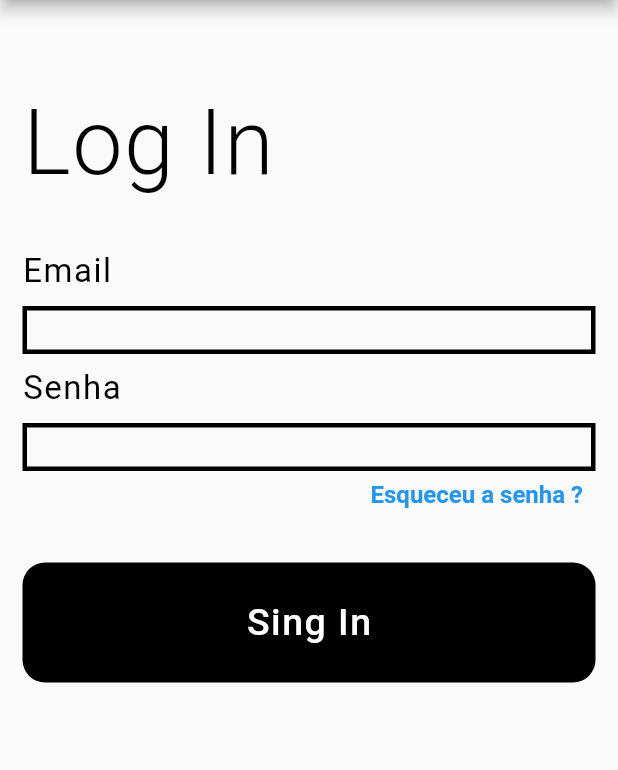
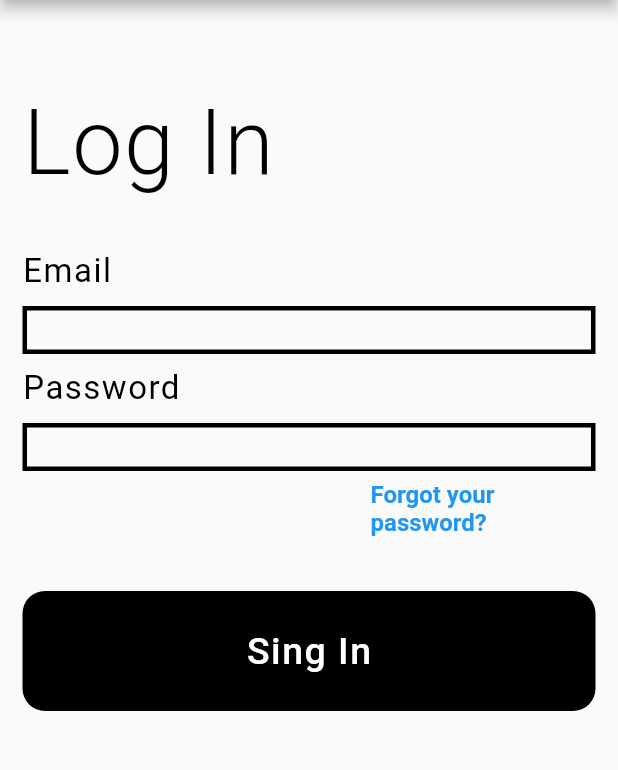
Before and after one commit to Jessicapereirac/INF1300-Desenvolvimento-Mobile, a Flutter app: the screen it shows after launch, on a phone screen of 412 x 824 dp, the part 84-854 px from its top. Run offline on Flutter 3.47's test engine with Material 2 defaults, Android fonts, the phone set to English and light mode, and no system bars.

Commit message:
comeco da internacionalizacao

```diff
--- /dev/null
+++ b/disciplina/at_home/lib/l10n/intl_en.arb
@@ -0,0 +1,6 @@
+{
+  "login" : "Log In",
+  "senha" :  "Password",
+  "entrar" : "Sing In",
+  "esqsenha" : "Forgot your password?"
+}
--- /dev/null
+++ b/disciplina/at_home/lib/l10n/intl_es.arb
@@ -0,0 +1,6 @@
+{
+  "login" : "Log In",
+  "senha" :  "Senha",
+  "entrar" : "Inscrever-se",
+  "esqsenha" : "Esqueceu a senha ?"
+}
--- /dev/null
+++ b/disciplina/at_home/lib/l10n/intl_pt_BR.arb
@@ -0,0 +1,6 @@
+{
+  "login" : "Log In",
+  "senha" :  "Senha",
+  "entrar" : "Inscrever-se",
+  "esqsenha" : "Esqueceu a senha ?"
+}
--- a/disciplina/at_home/lib/login.dart
+++ b/disciplina/at_home/lib/login.dart
@@ -2,6 +2,8 @@
 
 import 'package:com/Navigation.dart';
 import 'package:flutter/material.dart';
+
+import 'generated/l10n.dart';
 
 class login extends StatefulWidget {
   @override
@@ -35,7 +37,7 @@ class _loginState extends State<login> {
           children: <Widget>[
             Padding(
               padding: EdgeInsets.only(top: 60,bottom: 28),
-              child: Text("Log In",
+              child: Text(S.of(context).login,
 
                 style: TextStyle(
                   color: Colors.black,
@@ -93,7 +95,7 @@ class _loginState extends State<login> {
                     ),
                   ),
                   Padding(padding: EdgeInsets.only(top:10, bottom: 10),
-                    child: Text("Senha",
+                    child: Text(S.of(context).senha,
                       style: TextStyle(
                         color: Colors.black,
                         fontFamily: 'Roboto',
@@ -134,7 +136,7 @@ class _loginState extends State<login> {
                   GestureDetector(
                     child:
                     Padding(padding: EdgeInsets.only(top: 6, left: 232),
-                      child: Text("Esqueceu a senha ?",
+                      child: Text(S.of(context).esqsenha,
                         style: TextStyle(
                           color: Colors.blue,
                           fontFamily: 'Roboto',
@@ -161,8 +163,7 @@ class _loginState extends State<login> {
                 child: Row(
                   mainAxisAlignment: MainAxisAlignment.center,
                   children: <Widget>[
-                    Text(
-                      "Sing In",
+                    Text(S.of(context).entrar,
                       style: TextStyle(
                         color: Colors.white,
                         fontFamily: 'Roboto',
```
Also changed, not shown: disciplina/at_home/lib/main.dart (+13 -0 lines), disciplina/at_home/pubspec.yaml (+12 -2 lines), disciplina/at_home/lib/generated/intl/messages_all.dart (added), disciplina/at_home/lib/generated/intl/messages_en.dart (added), disciplina/at_home/lib/generated/intl/messages_es.dart (added), disciplina/at_home/lib/generated/intl/messages_pt_BR.dart (added), disciplina/at_home/lib/generated/l10n.dart (added), disciplina/at_home/pubspec.lock.
